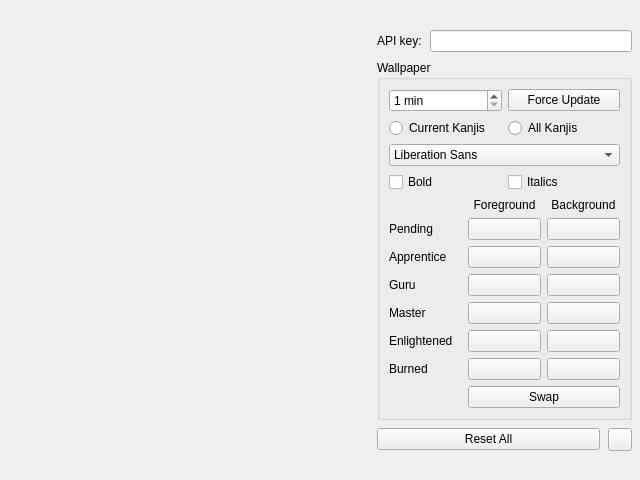
Old version of the form src/wanikaniwidget.ui in the repository agarny/wanikani.
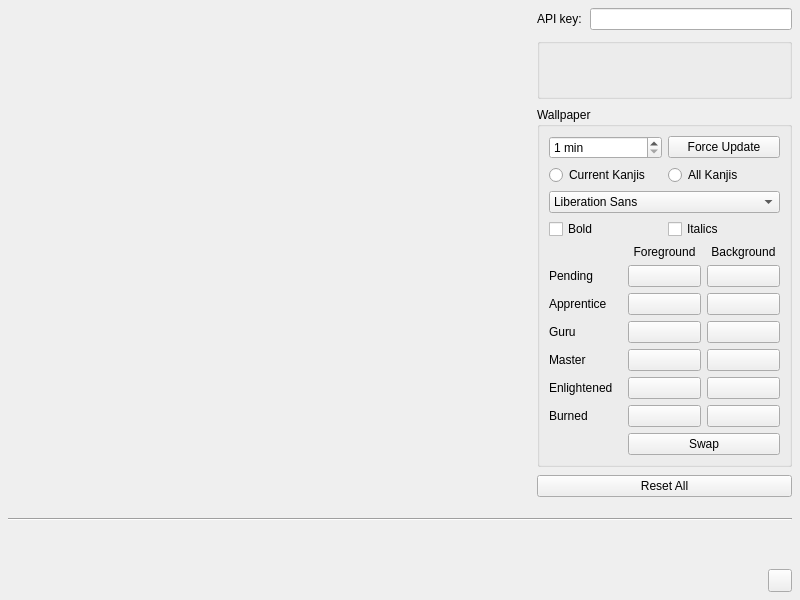
New version of the form. Icons and pictures are not drawn.

Commit message: Some work on providing extra information.

```diff
--- a/src/wanikaniwidget.ui
+++ b/src/wanikaniwidget.ui
@@ -6,14 +6,14 @@
    <rect>
     <x>0</x>
     <y>0</y>
-    <width>640</width>
-    <height>480</height>
+    <width>800</width>
+    <height>600</height>
    </rect>
   </property>
   <property name="windowTitle">
    <string>WaniKani</string>
   </property>
-  <layout class="QVBoxLayout" name="layout">
+  <layout class="QVBoxLayout" name="layout" stretch="1,0,0">
    <property name="spacing">
     <number>8</number>
    </property>
@@ -48,16 +48,6 @@
       <layout class="QVBoxLayout" name="verticalLayout" stretch="0,0,1">
        <item>
         <layout class="QVBoxLayout" name="settingsVerticalLayout">
-         <item>
-          <widget class="QLabel" name="aboutValue">
-           <property name="wordWrap">
-            <bool>true</bool>
-           </property>
-           <property name="openExternalLinks">
-            <bool>true</bool>
-           </property>
-          </widget>
-         </item>
          <item>
           <layout class="QHBoxLayout" name="apiKeyLayout">
            <item>
@@ -72,6 +62,32 @@
            </item>
           </layout>
          </item>
+         <item>
+          <widget class="QGroupBox" name="userInformationGroupBox">
+           <property name="title">
+            <string/>
+           </property>
+           <layout class="QVBoxLayout" name="userInformationLayout">
+            <item>
+             <widget class="QLabel" name="gravatarValue">
+              <property name="alignment">
+               <set>Qt::AlignCenter</set>
+              </property>
+             </widget>
+            </item>
+            <item>
+             <widget class="QLabel" name="userInformationValue">
+              <property name="wordWrap">
+               <bool>true</bool>
+              </property>
+              <property name="openExternalLinks">
+               <bool>true</bool>
+              </property>
+             </widget>
+            </item>
+           </layout>
+          </widget>
+         </item>
          <item>
           <widget class="QGroupBox" name="wallpaperGroupBox">
            <property name="title">
@@ -331,14 +347,6 @@
            </property>
           </widget>
          </item>
-         <item>
-          <widget class="QToolButton" name="closeToolButton">
-           <property name="icon">
-            <iconset resource="../res/resources.qrc">
-             <normaloff>:/close</normaloff>:/close</iconset>
-           </property>
-          </widget>
-         </item>
         </layout>
        </item>
        <item>
@@ -358,6 +366,52 @@
      </item>
     </layout>
    </item>
+   <item>
+    <widget class="Line" name="line">
+     <property name="orientation">
+      <enum>Qt::Horizontal</enum>
+     </property>
+    </widget>
+   </item>
+   <item>
+    <layout class="QHBoxLayout" name="bottomLayout" stretch="1,0">
+     <item>
+      <widget class="QLabel" name="aboutValue">
+       <property name="alignment">
+        <set>Qt::AlignCenter</set>
+       </property>
+       <property name="openExternalLinks">
+        <bool>true</bool>
+       </property>
+      </widget>
+     </item>
+     <item>
+      <layout class="QVBoxLayout" name="closeLayout">
+       <item>
+        <spacer name="closeVerticalSpacer">
+         <property name="orientation">
+          <enum>Qt::Vertical</enum>
+         </property>
+         <property name="sizeHint" stdset="0">
+          <size>
+           <width>20</width>
+           <height>40</height>
+          </size>
+         </property>
+        </spacer>
+       </item>
+       <item>
+        <widget class="QToolButton" name="closeToolButton">
+         <property name="icon">
+          <iconset resource="../res/resources.qrc">
+           <normaloff>:/close</normaloff>:/close</iconset>
+         </property>
+        </widget>
+       </item>
+      </layout>
+     </item>
+    </layout>
+   </item>
   </layout>
  </widget>
  <resources>
```
Left out of the diff: 2 changed lines with no effect on the pictures. The commit also changes 6 other files.
